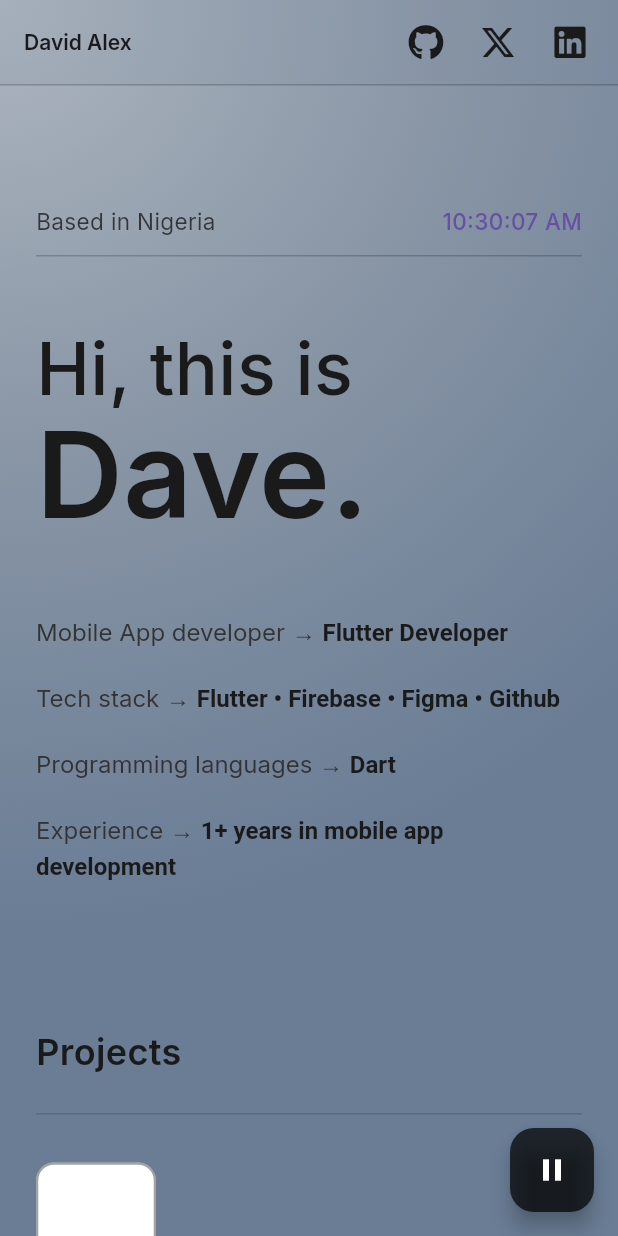
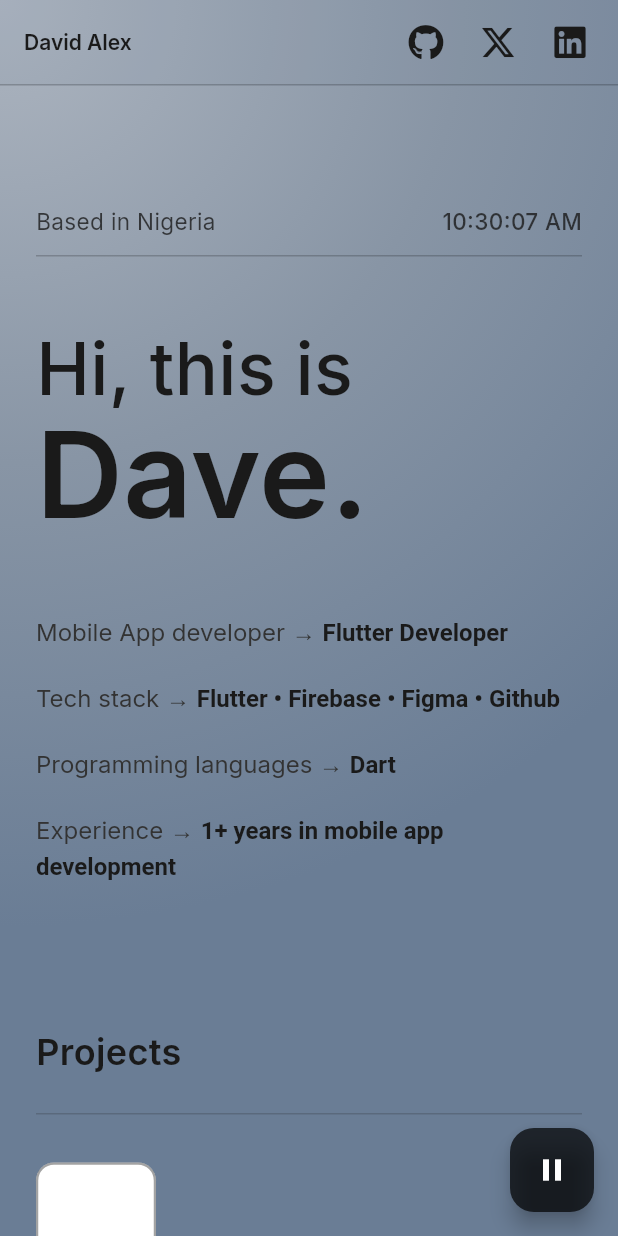
Before and after one commit to Davalexis/Dave_portfolio, a Flutter app: the screen it shows after launch, on a phone screen of 412 x 824 dp. Run offline on Flutter 3.47's test engine with Material 3 defaults, Android fonts, the phone set to English and light mode, and no system bars; our stand-ins replace font_awesome_flutter, go_router, google_fonts; network calls fail.

Commit message:
fix: Adjust noise painter for better visibility

```diff
--- a/lib/widget/dynamic_time.dart
+++ b/lib/widget/dynamic_time.dart
@@ -1,5 +1,6 @@
 import 'dart:async';
 
+import 'package:dave_portfolio/util/app_theme.dart';
 import 'package:flutter/material.dart';
 import 'package:google_fonts/google_fonts.dart';
 import 'package:intl/intl.dart';
@@ -47,7 +48,7 @@ class _DynamicTimeState extends State<DynamicTime> {
       style: GoogleFonts.inter(
         fontSize: widget.textSize - 1,
         fontWeight: FontWeight.w500,
-        color: Theme.of(context).primaryColor,
+        color: AppTheme.primaryColor.withOpacity(0.8),
       ),
     );
   }
--- a/lib/widget/noise_painter.dart
+++ b/lib/widget/noise_painter.dart
@@ -9,13 +9,13 @@ class NoisePainter extends CustomPainter {
 
   @override
   void paint(Canvas canvas, Size size) {
-    final paint = Paint()..color = Colors.black.withOpacity(0.02);
-    int numberOfDots = (size.width * size.height * 0.005).toInt();
+    final paint = Paint()..color = Colors.black.withOpacity(0.04);
+    int numberOfDots = (size.width * size.height * 0.02).toInt();
     for (int i = 0; i < numberOfDots; i++) {
       final double x = _random.nextDouble() * size.width;
       final double y = _random.nextDouble() * size.height;
       final double radius = _random.nextDouble() * 1.0 + 0.5;
-      paint.color = Colors.black.withOpacity(0.02 + _random.nextDouble() * 0.01);
+      paint.color = Colors.black.withOpacity(0.04 + _random.nextDouble() * 0.02);
       canvas.drawCircle(Offset(x, y), radius, paint);
     }
   }
```
